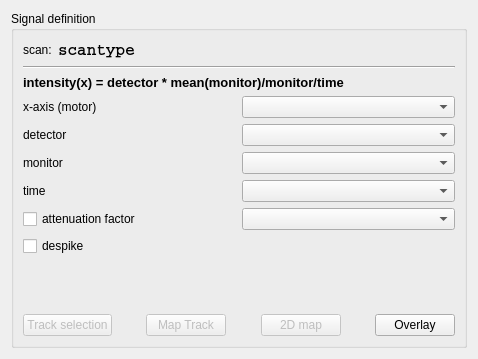
syncope/iint-gui, file iintgui/ui/iintobservable.ui: the form before one commit.
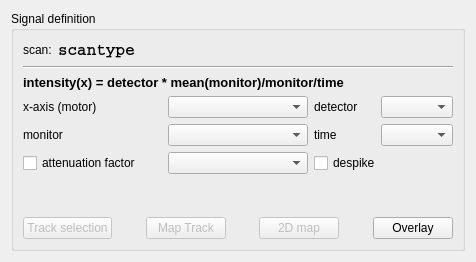
The form after the commit.

Commit message: + update the ui files for a smaller screen footprint; still not working completely

```diff
--- a/iintgui/ui/iintobservable.ui
+++ b/iintgui/ui/iintobservable.ui
@@ -6,8 +6,8 @@
    <rect>
     <x>0</x>
     <y>0</y>
-    <width>478</width>
-    <height>359</height>
+    <width>476</width>
+    <height>262</height>
    </rect>
   </property>
   <property name="windowTitle">
@@ -19,10 +19,8 @@
      <property name="title">
       <string>Signal definition</string>
      </property>
-     <layout class="QGridLayout" name="gridLayout">
+     <layout class="QGridLayout" name="gridLayout_3">
       <item row="0" column="0">
-       <layout class="QVBoxLayout" name="verticalLayout">
-        <item>
          <layout class="QHBoxLayout" name="horizontalLayout_16">
           <item>
            <widget class="QLabel" name="label_2">
@@ -61,14 +59,14 @@
           </item>
          </layout>
         </item>
-        <item>
+      <item row="1" column="0">
          <widget class="Line" name="line">
           <property name="orientation">
            <enum>Qt::Horizontal</enum>
           </property>
          </widget>
         </item>
-        <item>
+      <item row="2" column="0">
          <widget class="QLabel" name="label">
           <property name="font">
            <font>
@@ -82,7 +80,9 @@
           </property>
          </widget>
         </item>
-        <item>
+      <item row="3" column="0">
+       <layout class="QGridLayout" name="gridLayout">
+        <item row="0" column="0">
          <layout class="QHBoxLayout" name="horizontalLayout_2">
           <item>
            <widget class="QLabel" name="label_3">
@@ -92,9 +92,14 @@
            </widget>
           </item>
           <item>
-           <widget class="QComboBox" name="motorCB"/>
-          </item>
-         </layout>
+           <widget class="QComboBox" name="motorCB">
+            <property name="sizePolicy">
+             <sizepolicy hsizetype="Minimum" vsizetype="Fixed">
+              <horstretch>0</horstretch>
+              <verstretch>0</verstretch>
+             </sizepolicy>
+            </property>
+           </widget>
         </item>
         <item>
          <layout class="QHBoxLayout" name="horizontalLayout_3">
@@ -106,11 +111,20 @@
            </widget>
           </item>
           <item>
-           <widget class="QComboBox" name="observableDetectorCB"/>
+             <widget class="QComboBox" name="observableDetectorCB">
+              <property name="sizePolicy">
+               <sizepolicy hsizetype="Minimum" vsizetype="Fixed">
+                <horstretch>0</horstretch>
+                <verstretch>0</verstretch>
+               </sizepolicy>
+              </property>
+             </widget>
           </item>
          </layout>
         </item>
-        <item>
+         </layout>
+        </item>
+        <item row="1" column="0">
          <layout class="QHBoxLayout" name="horizontalLayout_4">
           <item>
            <widget class="QLabel" name="label_11">
@@ -120,9 +134,14 @@
            </widget>
           </item>
           <item>
-           <widget class="QComboBox" name="observableMonitorCB"/>
-          </item>
-         </layout>
+           <widget class="QComboBox" name="observableMonitorCB">
+            <property name="sizePolicy">
+             <sizepolicy hsizetype="Minimum" vsizetype="Fixed">
+              <horstretch>0</horstretch>
+              <verstretch>0</verstretch>
+             </sizepolicy>
+            </property>
+           </widget>
         </item>
         <item>
          <layout class="QHBoxLayout" name="horizontalLayout_6">
@@ -134,11 +153,20 @@
            </widget>
           </item>
           <item>
-           <widget class="QComboBox" name="observableTimeCB"/>
+             <widget class="QComboBox" name="observableTimeCB">
+              <property name="sizePolicy">
+               <sizepolicy hsizetype="Minimum" vsizetype="Fixed">
+                <horstretch>0</horstretch>
+                <verstretch>0</verstretch>
+               </sizepolicy>
+              </property>
+             </widget>
           </item>
          </layout>
         </item>
-        <item>
+         </layout>
+        </item>
+        <item row="2" column="0">
          <layout class="QHBoxLayout" name="horizontalLayout_5">
           <item>
            <widget class="QCheckBox" name="observableAttFaccheck">
@@ -148,9 +176,14 @@
            </widget>
           </item>
           <item>
-           <widget class="QComboBox" name="observableAttFacCB"/>
-          </item>
-         </layout>
+           <widget class="QComboBox" name="observableAttFacCB">
+            <property name="sizePolicy">
+             <sizepolicy hsizetype="Minimum" vsizetype="Fixed">
+              <horstretch>0</horstretch>
+              <verstretch>0</verstretch>
+             </sizepolicy>
+            </property>
+           </widget>
         </item>
         <item>
          <widget class="QCheckBox" name="despikeCheckBox">
@@ -162,7 +195,11 @@
           </property>
          </widget>
         </item>
-        <item>
+         </layout>
+        </item>
+       </layout>
+      </item>
+      <item row="4" column="0">
          <spacer name="verticalSpacer">
           <property name="orientation">
            <enum>Qt::Vertical</enum>
@@ -170,12 +207,12 @@
           <property name="sizeHint" stdset="0">
            <size>
             <width>20</width>
-            <height>40</height>
+          <height>1</height>
            </size>
           </property>
          </spacer>
         </item>
-        <item>
+      <item row="5" column="0">
          <layout class="QHBoxLayout" name="horizontalLayout">
           <item>
            <widget class="QPushButton" name="trackData">
@@ -256,8 +293,6 @@
          </layout>
         </item>
        </layout>
-      </item>
-     </layout>
      <zorder></zorder>
     </widget>
    </item>
```
Left out of the diff: 2 changed lines with no effect on the pictures. Lines whose indentation alone changed are shown as unchanged. The commit also changes 3 other files.
